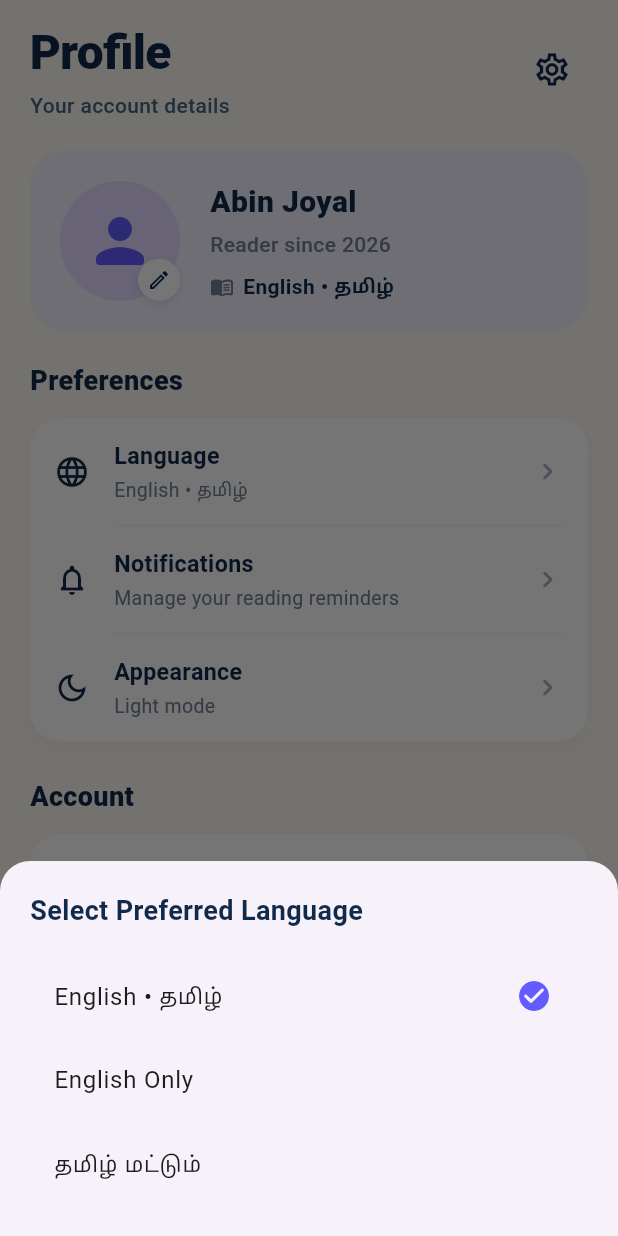
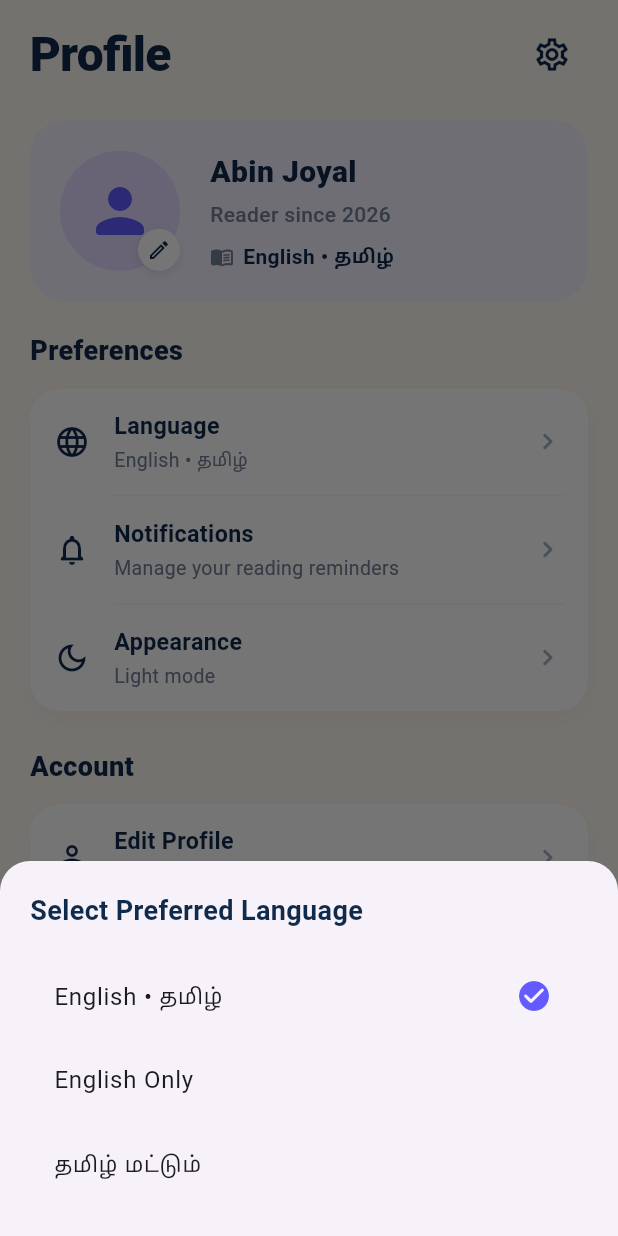
Before and after one commit to joyaldev363/Story-Reading-App, a Flutter app: the ProfilePage screen opened directly, after a tap on "Language", on a phone screen of 412 x 824 dp. Run offline on Flutter 3.47's test engine with Material 3 defaults, Android fonts, the phone set to English and light mode, and no system bars; accounts and stored records are empty.

```diff
--- a/lib/features/profile/presentation/widgets/profile_header.dart
+++ b/lib/features/profile/presentation/widgets/profile_header.dart
@@ -4,10 +4,7 @@ import '../../../../app/theme/app_colors.dart';
 class ProfileHeader extends StatelessWidget {
   final VoidCallback? onSettingsTap;
 
-  const ProfileHeader({
-    super.key,
-    this.onSettingsTap,
-  });
+  const ProfileHeader({super.key, this.onSettingsTap});
 
   @override
   Widget build(BuildContext context) {
@@ -28,15 +25,6 @@ class ProfileHeader extends StatelessWidget {
                   letterSpacing: -0.5,
                 ),
               ),
-              SizedBox(height: 2),
-              Text(
-                'Your account details',
-                style: TextStyle(
-                  fontSize: 14,
-                  fontWeight: FontWeight.w500,
-                  color: AppColors.subtitleSlate,
-                ),
-              ),
             ],
           ),
           IconButton(
```
Also changed, not shown: lib/features/profile/presentation/screens/profile_screen.dart (deleted, +0 -36 lines).
